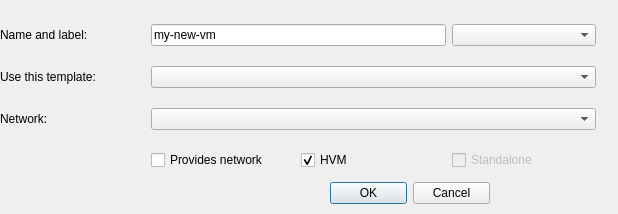
Qt form ui/newappvmdlg.ui (QubesOS/qubes-manager) before a commit.
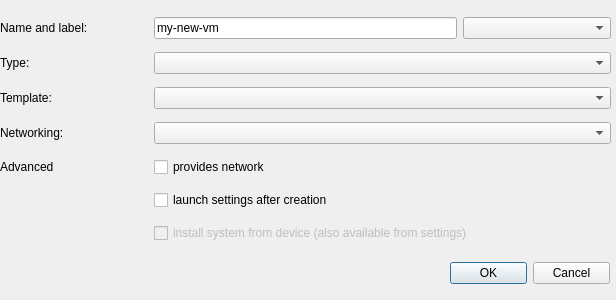
The same form after that commit. Icons and pictures are not drawn.

Commit message:
Create new VM
Create new VM window.
Window slightly redesigned for more logical flow.

What changed in the file:
```diff
--- a/ui/newappvmdlg.ui
+++ b/ui/newappvmdlg.ui
@@ -6,8 +6,8 @@
    <rect>
     <x>0</x>
     <y>0</y>
-    <width>618</width>
-    <height>214</height>
+    <width>616</width>
+    <height>300</height>
    </rect>
   </property>
   <property name="windowTitle">
@@ -21,8 +21,8 @@
   <widget class="QDialogButtonBox" name="buttonBox">
    <property name="geometry">
     <rect>
-     <x>330</x>
-     <y>180</y>
+     <x>450</x>
+     <y>260</y>
      <width>160</width>
      <height>27</height>
     </rect>
@@ -39,11 +39,68 @@
     <rect>
      <x>0</x>
      <y>10</y>
-     <width>596</width>
-     <height>175</height>
+     <width>611</width>
+     <height>241</height>
     </rect>
    </property>
    <layout class="QGridLayout" name="gridLayout">
+    <item row="2" column="0">
+     <widget class="QLabel" name="template_label">
+      <property name="text">
+       <string>Template:</string>
+      </property>
+      <property name="buddy">
+       <cstring>template_vm</cstring>
+      </property>
+     </widget>
+    </item>
+    <item row="6" column="0">
+     <widget class="QLabel" name="netvm_label">
+      <property name="text">
+       <string>Networking:</string>
+      </property>
+      <property name="buddy">
+       <cstring>template_vm</cstring>
+      </property>
+     </widget>
+    </item>
+    <item row="9" column="1" colspan="3">
+     <widget class="QCheckBox" name="install_system">
+      <property name="enabled">
+       <bool>false</bool>
+      </property>
+      <property name="text">
+       <string>install system from device (also available from settings)</string>
+      </property>
+     </widget>
+    </item>
+    <item row="8" column="1" colspan="3">
+     <widget class="QCheckBox" name="launch_settings">
+      <property name="text">
+       <string>launch settings after creation</string>
+      </property>
+     </widget>
+    </item>
+    <item row="2" column="1" colspan="3">
+     <widget class="QComboBox" name="template_vm"/>
+    </item>
+    <item row="7" column="1" colspan="3">
+     <widget class="QCheckBox" name="provides_network">
+      <property name="text">
+       <string>provides network</string>
+      </property>
+     </widget>
+    </item>
+    <item row="0" column="0">
+     <widget class="QLabel" name="name_label">
+      <property name="text">
+       <string>Name and label:</string>
+      </property>
+      <property name="buddy">
+       <cstring>name</cstring>
+      </property>
+     </widget>
+    </item>
     <item row="0" column="3">
      <widget class="QComboBox" name="label">
       <property name="frame">
@@ -51,6 +108,16 @@
       </property>
      </widget>
     </item>
+    <item row="7" column="0">
+     <widget class="QLabel" name="label_3">
+      <property name="text">
+       <string>Advanced</string>
+      </property>
+     </widget>
+    </item>
+    <item row="6" column="1" colspan="3">
+     <widget class="QComboBox" name="netvm"/>
+    </item>
     <item row="0" column="1" colspan="2">
      <widget class="QLineEdit" name="name">
       <property name="text">
@@ -58,66 +125,13 @@
       </property>
      </widget>
     </item>
-    <item row="0" column="0">
-     <widget class="QLabel" name="name_label">
-      <property name="text">
-       <string>Name and label:</string>
-      </property>
-      <property name="buddy">
-       <cstring>name</cstring>
-      </property>
-     </widget>
-    </item>
-    <item row="2" column="1" colspan="3">
-     <widget class="QComboBox" name="netvm"/>
-    </item>
-    <item row="1" column="0">
-     <widget class="QLabel" name="template_label">
-      <property name="text">
-       <string>Use this template:</string>
-      </property>
-      <property name="buddy">
-       <cstring>template_vm</cstring>
-      </property>
-     </widget>
-    </item>
     <item row="1" column="1" colspan="3">
-     <widget class="QComboBox" name="template_vm"/>
+     <widget class="QComboBox" name="vm_type"/>
     </item>
-    <item row="2" column="0">
-     <widget class="QLabel" name="netvm_label">
+    <item row="1" column="0">
+     <widget class="QLabel" name="label_2">
       <property name="text">
-       <string>Network:</string>
-      </property>
-      <property name="buddy">
-       <cstring>template_vm</cstring>
-      </property>
-     </widget>
-    </item>
-    <item row="3" column="2">
-     <widget class="QCheckBox" name="hvm">
-      <property name="text">
-       <string>HVM</string>
-      </property>
-      <property name="checked">
-       <bool>true</bool>
-      </property>
-     </widget>
-    </item>
-    <item row="3" column="1">
-     <widget class="QCheckBox" name="provides_network">
-      <property name="text">
-       <string>Provides network</string>
-      </property>
-     </widget>
-    </item>
-    <item row="3" column="3">
-     <widget class="QCheckBox" name="standalone">
-      <property name="enabled">
-       <bool>false</bool>
-      </property>
-      <property name="text">
-       <string>Standalone</string>
+       <string>Type:</string>
       </property>
      </widget>
     </item>
```
The commit also changes 1 other file.
